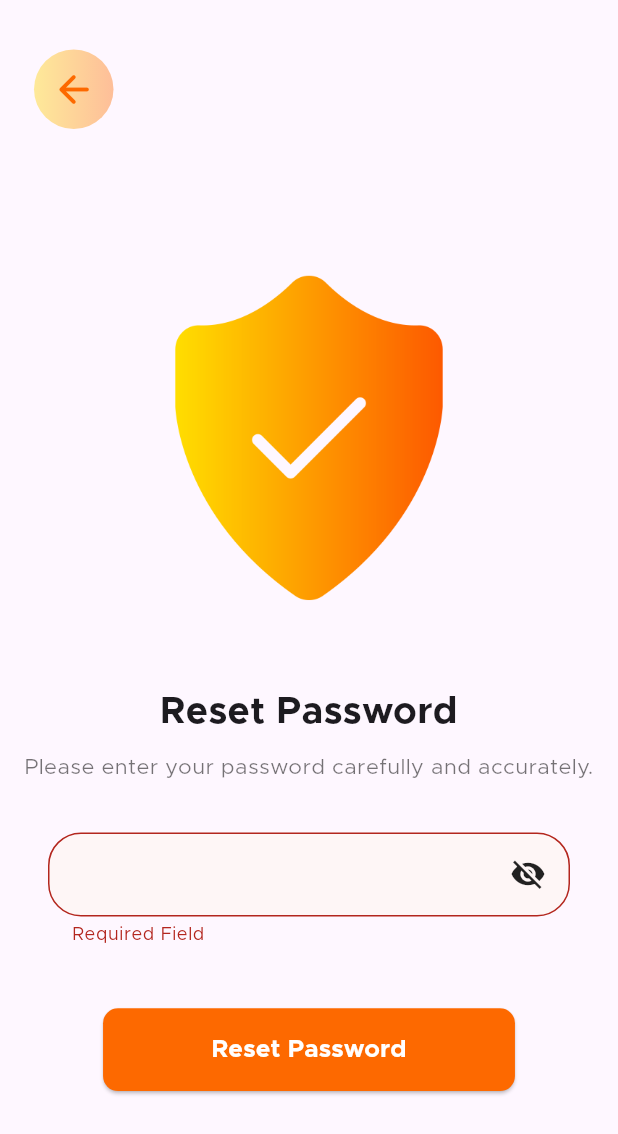
After one commit to Farojeh/food-delivery-App, a Flutter app: the ResetPasswordPage screen opened by its route, after a tap on "Reset Password", on a phone screen of 412 x 824 dp. The commit adds this screen. Shown: the top 1134 px of the screen. Run offline on Flutter 3.47's test engine with Material 3 defaults, Android fonts, the phone set to English and light mode, and no system bars; our stand-ins replace awesome_snackbar_content, bloc, flutter_bloc, go_router, shared_preferences; accounts and stored records are empty.

Commit message:
reset password and shared preferences

```diff
--- a/lib/Auth/controller/Login_cubit/logincubit_cubit.dart
+++ b/lib/Auth/controller/Login_cubit/logincubit_cubit.dart
@@ -1,5 +1,7 @@
 import 'dart:developer';
 
+import 'package:advanced_project/Auth/model/user_model.dart';
+import 'package:advanced_project/main.dart';
 import 'package:bloc/bloc.dart';
 import 'package:flutter/material.dart';
 import 'package:meta/meta.dart';
@@ -20,9 +22,11 @@ class LogincubitCubit extends Cubit<LogincubitState> {
       const Duration(seconds: 3),
       () {
         try {
-      // emit(LogincubitLoding());
       if(email.isNotEmpty && password.isNotEmpty){
-        //  userInfo!.setBool("user", true);
+         mainuser = UserModel(email: email, password: password);
+            userInfo!.setBool("user", true);
+            userInfo!.setString("email", email);
+            userInfo!.setString("password", password);
         emit(LogincubitSuccess());
       }else{
         emit(LogincubitFailure(errorMessage: "Something error,please try again"));
--- /dev/null
+++ b/lib/Auth/controller/Reset_password_cubit/reset_pass_cubit_cubit.dart
@@ -0,0 +1,32 @@
+import 'package:bloc/bloc.dart';
+import 'package:flutter/material.dart';
+import 'package:meta/meta.dart';
+
+part 'reset_pass_cubit_state.dart';
+
+class ResetPassCubitCubit extends Cubit<ResetPassCubitState> {
+  ResetPassCubitCubit() : super(ResetPassCubitInitial());
+
+  String password = "";
+
+   Future<void> resetPassword(
+      {
+      required String password,
+      required BuildContext context}) async {
+        emit(ResetPassCubitLoading());
+        Future.delayed(const Duration(seconds: 3),(){
+        if(password.isNotEmpty){
+          emit(ResetPassCubitSuccess());
+        }else{
+          emit(ResetPassCubitFailure(errormessage: "SomeThing error, please try again"));
+        }
+        });
+  }
+
+
+
+  void setloginpassword({required String p}) {
+    password = p;
+  }
+
+}
--- /dev/null
+++ b/lib/Auth/controller/Reset_password_cubit/reset_pass_cubit_state.dart
@@ -0,0 +1,13 @@
+part of 'reset_pass_cubit_cubit.dart';
+
+@immutable
+sealed class ResetPassCubitState {}
+
+final class ResetPassCubitInitial extends ResetPassCubitState {}
+final class ResetPassCubitLoading extends ResetPassCubitState {}
+final class ResetPassCubitFailure extends ResetPassCubitState {
+  final String errormessage ;
+
+  ResetPassCubitFailure({required this.errormessage});
+}
+final class ResetPassCubitSuccess extends ResetPassCubitState {}
--- a/lib/Auth/controller/sign_up/sign_up_cubit.dart
+++ b/lib/Auth/controller/sign_up/sign_up_cubit.dart
@@ -1,3 +1,5 @@
+import 'package:advanced_project/Auth/model/user_model.dart';
+import 'package:advanced_project/main.dart';
 import 'package:bloc/bloc.dart';
 import 'package:flutter/material.dart';
 import 'package:meta/meta.dart';
@@ -16,6 +18,10 @@ class SignUpCubit extends Cubit<SignUpState> {
         emit(SignUpLoading());
         Future.delayed(const Duration(seconds: 3),(){
         if(email.isNotEmpty && password.isNotEmpty){
+           mainuser = UserModel(email: email, password: password);
+        userInfo!.setBool("user", true);
+        userInfo!.setString("email", email);
+        userInfo!.setString("password", password);
           emit(SignUpSuccess());
         }else{
           emit(SignUpFailure(errorMessage: "SomeThing error, please try again"));
--- /dev/null
+++ b/lib/Auth/model/user_model.dart
@@ -0,0 +1,6 @@
+class UserModel {
+  final String email;
+  final String password ;
+
+  UserModel({required this.email, required this.password});
+}
--- a/lib/Auth/views/login_view_body.dart
+++ b/lib/Auth/views/login_view_body.dart
@@ -56,7 +56,9 @@ class _LoginViewBodyState extends State<LoginViewBody> {
                 height: MediaQuery.of(context).size.height * 0.025,
               ),
               Form(key: formkey, child: const CustomLoginFields()),
-              Container(
+              InkWell(
+                onTap: () => GoRouter.of(context).push(AppRouter.resetpassword),
+                child: Container(
                   margin: const EdgeInsets.only(top: 10, right: 10),
                   alignment: Alignment.centerRight,
                   child: const Text(
@@ -65,6 +67,7 @@ class _LoginViewBodyState extends State<LoginViewBody> {
                       fontSize: 11.5,
                       color: Colors.black54,
                       decoration: TextDecoration.underline,
+                    ),
                   ),
                 ),
               ),
--- /dev/null
+++ b/lib/Auth/views/reset_password_page.dart
@@ -0,0 +1,21 @@
+import 'package:advanced_project/Auth/views/reset_password_page_body.dart';
+import 'package:flutter/material.dart';
+
+class ResetPasswordPage extends StatefulWidget {
+  const ResetPasswordPage({super.key});
+
+  @override
+  State<ResetPasswordPage> createState() => _ResetPasswordPageState();
+}
+
+class _ResetPasswordPageState extends State<ResetPasswordPage> {
+  final GlobalKey<FormState> formkey = GlobalKey();
+
+  AutovalidateMode autovalidateMode = AutovalidateMode.disabled;
+  @override
+  Widget build(BuildContext context) {
+    return const Scaffold(
+      body: ResetPasswordPageBody()
+    );
+  }
+}
--- /dev/null
+++ b/lib/Auth/views/reset_password_page_body.dart
@@ -0,0 +1,40 @@
+import 'package:advanced_project/Auth/controller/Reset_password_cubit/reset_pass_cubit_cubit.dart';
+import 'package:advanced_project/Auth/views/widget/arrow_back_widget.dart';
+import 'package:advanced_project/Auth/views/widget/reset_password_design.dart';
+import 'package:advanced_project/Auth/views/widget/reset_password_form.dart';
+import 'package:advanced_project/utils/custom_snackpar.dart';
+import 'package:awesome_snackbar_content/awesome_snackbar_content.dart';
+import 'package:flutter/material.dart';
+import 'package:flutter_bloc/flutter_bloc.dart';
+import 'package:go_router/go_router.dart';
+
+class ResetPasswordPageBody extends StatelessWidget {
+  const ResetPasswordPageBody({super.key});
+
+  @override
+  Widget build(BuildContext context) {
+    return SingleChildScrollView(
+      child: BlocListener<ResetPassCubitCubit, ResetPassCubitState>(
+        listener: (context, state) {
+          if(state is ResetPassCubitFailure){
+            ScaffoldMessenger.of(context)
+            ..hideCurrentSnackBar()
+            ..showSnackBar(CustomSnackBar().customSnackBar(
+                'Oops', state.errormessage, ContentType.failure));
+          }else if(state is ResetPassCubitSuccess){
+            GoRouter.of(context).pop();
+          }
+        },
+        child:const Column(
+          mainAxisAlignment: MainAxisAlignment.start,
+          crossAxisAlignment: CrossAxisAlignment.center,
+          children: [
+            ArrowBackWidget(),
+            ResetPasswordDesign(),
+            ResetPasswordForm()
+          ],
+        ),
+      ),
+    );
+  }
+}
--- a/lib/Auth/views/sign_up_view_body.dart
+++ b/lib/Auth/views/sign_up_view_body.dart
@@ -3,6 +3,7 @@ import 'package:advanced_project/Auth/views/widget/custom_auth_with_social.dart'
 import 'package:advanced_project/Auth/views/widget/custom_signup_fields.dart';
 import 'package:advanced_project/Auth/views/widget/custom_text.dart';
 import 'package:advanced_project/utils/app_router.dart';
+import 'package:advanced_project/utils/colors.dart';
 import 'package:advanced_project/utils/custom_snackpar.dart';
 import 'package:advanced_project/widget/custom_button.dart';
 import 'package:awesome_snackbar_content/awesome_snackbar_content.dart';
@@ -83,7 +84,7 @@ class _SignUpViewBodyState extends State<SignUpViewBody> {
                   autovalidateMode = AutovalidateMode.always;
                 }
               },
-              color: const Color(0xff572711),
+              color: ColorsMe.primaryback,
               height: MediaQuery.of(context).size.height * 0.065,
               width: MediaQuery.of(context).size.width * 0.75,
               redbl: 22,
--- /dev/null
+++ b/lib/Auth/views/widget/arrow_back_widget.dart
@@ -0,0 +1,35 @@
+import 'package:flutter/material.dart';
+import 'package:go_router/go_router.dart';
+
+class ArrowBackWidget extends StatelessWidget {
+  const ArrowBackWidget({super.key});
+
+  @override
+  Widget build(BuildContext context) {
+    return Align(
+      alignment: Alignment.centerLeft,
+      child: InkWell(
+        onTap: () => GoRouter.of(context).pop(),
+        overlayColor: WidgetStatePropertyAll(Colors.white.withOpacity(0)),
+        child: Container(
+          margin: EdgeInsets.only(
+              top: MediaQuery.of(context).size.height * 0.04,
+              left: MediaQuery.of(context).size.width * 0.055),
+          height: 53,
+          width: 53,
+          decoration: BoxDecoration(
+              borderRadius: BorderRadius.circular(40),
+              gradient: LinearGradient(colors: [
+               const Color(0xffFFD500).withOpacity(0.4),
+               const Color(0xffFD6900).withOpacity(0.4)
+              ])),
+          child:const Icon(
+            Icons.arrow_back_rounded,
+            size: 30,
+            color: Color(0xffFD6900),
+          ),
+        ),
+      ),
+    );
+  }
+}
--- /dev/null
+++ b/lib/Auth/views/widget/reset_password_design.dart
@@ -0,0 +1,37 @@
+import 'package:flutter/material.dart';
+
+class ResetPasswordDesign extends StatelessWidget {
+  const ResetPasswordDesign({super.key});
+
+  @override
+  Widget build(BuildContext context) {
+    return Column(
+      mainAxisAlignment: MainAxisAlignment.start,
+      crossAxisAlignment: CrossAxisAlignment.center,
+      children: [
+        Padding(
+              padding:EdgeInsets.only(top: MediaQuery.of(context).size.height*0.1 , bottom:  MediaQuery.of(context).size.height*0.05),
+              child: Image.asset("assets/images/resetpas1.png" ,
+              height: MediaQuery.of(context).size.height*0.3,
+              width: MediaQuery.of(context).size.width,
+              fit: BoxFit.contain,
+              ),
+            ),
+           const Text("Reset Password" , style: TextStyle(
+              fontSize: 25,
+              fontWeight: FontWeight.w700
+            ),
+            textAlign: TextAlign.center,
+            ),
+            SizedBox(height: MediaQuery.of(context).size.height*0.01,),
+           const Text("Please enter your password carefully and accurately." , style: TextStyle(
+              fontSize: 14.5,
+              fontWeight: FontWeight.w400,
+              color: Colors.black54
+            ),
+            textAlign: TextAlign.center,
+            ),
+      ],
+    );
+  }
+}
--- /dev/null
+++ b/lib/Auth/views/widget/reset_password_form.dart
@@ -0,0 +1,99 @@
+import 'package:advanced_project/Auth/controller/Reset_password_cubit/reset_pass_cubit_cubit.dart';
+import 'package:advanced_project/utils/custom_snackpar.dart';
+import 'package:advanced_project/widget/custom_button.dart';
+import 'package:advanced_project/widget/custom_text_field.dart';
+import 'package:awesome_snackbar_content/awesome_snackbar_content.dart';
+import 'package:flutter/material.dart';
+import 'package:flutter_bloc/flutter_bloc.dart';
+
+class ResetPasswordForm extends StatefulWidget {
+  const ResetPasswordForm({super.key});
+
+  @override
+  State<ResetPasswordForm> createState() => _ResetPasswordFormState();
+}
+
+class _ResetPasswordFormState extends State<ResetPasswordForm> {
+  final GlobalKey<FormState> formkey = GlobalKey();
+
+  AutovalidateMode autovalidateMode = AutovalidateMode.disabled;
+  @override
+  Widget build(BuildContext context) {
+    return Column(
+      mainAxisAlignment: MainAxisAlignment.start,
+      crossAxisAlignment: CrossAxisAlignment.center,
+      children: [
+        Form(
+          key: formkey,
+          child: Padding(
+            padding: EdgeInsets.only(
+                top: MediaQuery.of(context).size.height * 0.04,
+                left: 30,
+                right: 30),
+            child: CustomTextField(
+              ispass: true,
+              onsaved: (data) {
+                BlocProvider.of<ResetPassCubitCubit>(context)
+                    .setloginpassword(p: data!);
+              },
+              obscureText: true,
+              hint: "   Enter Username",
+              backgroundcolor: const Color(0xffFFF3E0).withOpacity(0.3),
+              hintcolor: const Color(0xff010101).withOpacity(0.0),
+              hintsize: MediaQuery.of(context).size.height * 0.019,
+            ),
+          ),
+        ),
+        SizedBox(
+          height: MediaQuery.of(context).size.height * 0.05,
+        ),
+        CustomButton(
+            onPressed: () async {
+              if (formkey.currentState!.validate()) {
+                try {
+                  formkey.currentState!.save();
+                  await BlocProvider.of<ResetPassCubitCubit>(context)
+                      .resetPassword(
+                          context: context,
+                          password:
+                              BlocProvider.of<ResetPassCubitCubit>(context)
+                                  .password);
+                } catch (error) {
+                  ScaffoldMessenger.of(context)
+                    ..hideCurrentSnackBar()
+                    ..showSnackBar(CustomSnackBar().customSnackBar(
+                        'Oops', error.toString(), ContentType.failure));
+                }
+              } else {
+                autovalidateMode = AutovalidateMode.always;
+              }
+            },
+            color: const Color(0xffFD6900),
+            height: MediaQuery.of(context).size.height * 0.067,
+            width: MediaQuery.of(context).size.width * 0.55,
+            redbl: 10,
+            redbr: 10,
+            redtl: 10,
+            redtr: 10,
+            child: BlocBuilder<ResetPassCubitCubit, ResetPassCubitState>(
+              builder: (context, state) {
+                if (state is ResetPassCubitLoading) {
+                  return const CircularProgressIndicator(
+                    color: Colors.white,
+                  );
+                } else {
+                  return const Text(
+                    "Reset Password",
+                    style: TextStyle(
+                      fontSize: 16.5,
+                      fontWeight: FontWeight.bold,
+                      color: Colors.white,
+                    ),
+                  );
+                }
+              },
+            )),
+      ],
+    );
+  }
+}
--- a/lib/home/home_view.dart
+++ b/lib/home/home_view.dart
@@ -6,7 +6,10 @@ class HomeView extends StatelessWidget {
   @override
   Widget build(BuildContext context) {
     return Scaffold(
-      body: Container(),
+      body: Container(
+        alignment: Alignment.center,
+        child: Text("Home Page "),
+      ),
     );
   }
 }
--- a/lib/main.dart
+++ b/lib/main.dart
@@ -1,8 +1,13 @@
+import 'package:advanced_project/Auth/model/user_model.dart';
 import 'package:advanced_project/utils/app_router.dart';
 import 'package:flutter/material.dart';
-import 'package:flutter_bloc/flutter_bloc.dart';
+import 'package:shared_preferences/shared_preferences.dart';
 
-void main() {
+SharedPreferences? userInfo;
+UserModel? mainuser;
+void main() async {
+   WidgetsFlutterBinding.ensureInitialized();
+   userInfo = await SharedPreferences.getInstance();
   runApp(const MyApp());
 }
 
--- a/lib/splash_view/splash_view_body.dart
+++ b/lib/splash_view/splash_view_body.dart
@@ -1,3 +1,5 @@
+import 'package:advanced_project/Auth/model/user_model.dart';
+import 'package:advanced_project/main.dart';
 import 'package:advanced_project/utils/app_router.dart';
 import 'package:flutter/material.dart';
 import 'package:go_router/go_router.dart';
@@ -10,7 +12,6 @@ class SplashViewBody extends StatefulWidget {
 }
 
 class _SplashViewBodyState extends State<SplashViewBody> {
-
   @override
   void initState() {
     navigateToWelcomView();
@@ -19,7 +20,7 @@ class _SplashViewBodyState extends State<SplashViewBody> {
 
   @override
   Widget build(BuildContext context) {
-   var media = MediaQuery.of(context).size ;
+    var media = MediaQuery.of(context).size;
     return SizedBox(
       height: media.height,
       width: media.width,
@@ -32,9 +33,10 @@ class _SplashViewBodyState extends State<SplashViewBody> {
             width: media.width,
             fit: BoxFit.cover,
           ),
-           Image.asset("assets/images/app_logo.png",
-           height: media.height*0.7,
-           width: media.width*0.7,
+          Image.asset(
+            "assets/images/app_logo.png",
+            height: media.height * 0.7,
+            width: media.width * 0.7,
             fit: BoxFit.contain,
           )
         ],
@@ -46,11 +48,16 @@ class _SplashViewBodyState extends State<SplashViewBody> {
     Future.delayed(
       const Duration(seconds: 3),
       () {
-        GoRouter.of(context).push(AppRouter.welcomView);
+        if (userInfo!.getBool("user") == null ||
+            userInfo!.getBool("user") == false) {
+          GoRouter.of(context).pushReplacement(AppRouter.welcomView);
+        } else {
+          mainuser = UserModel(
+              email: userInfo!.getString("email")!,
+              password: userInfo!.getString("password")!);
+          GoRouter.of(context).pushReplacement(AppRouter.homeView);
+        }
       },
     );
   }
-
-
-
 }
--- a/lib/utils/app_router.dart
+++ b/lib/utils/app_router.dart
@@ -1,6 +1,8 @@
 import 'package:advanced_project/Auth/controller/Login_cubit/logincubit_cubit.dart';
+import 'package:advanced_project/Auth/controller/Reset_password_cubit/reset_pass_cubit_cubit.dart';
 import 'package:advanced_project/Auth/controller/sign_up/sign_up_cubit.dart';
 import 'package:advanced_project/Auth/views/loginview.dart';
+import 'package:advanced_project/Auth/views/reset_password_page.dart';
 import 'package:advanced_project/Auth/views/sign_up_view.dart';
 import 'package:advanced_project/Auth/views/welcom_view.dart';
 import 'package:advanced_project/home/home_view.dart';
@@ -9,34 +11,45 @@ import 'package:flutter_bloc/flutter_bloc.dart';
 import 'package:go_router/go_router.dart';
 
 abstract class AppRouter {
-
   static const homeView = "/Home";
   static const welcomView = "/WelcomView";
   static const loginview = "/LoginView";
   static const signupview = "/SignUpView";
+  static const resetpassword = "/ResetPassword";
 
- static final router = GoRouter(
-  routes: [
-    GoRoute(path: "/",
-     builder:(context, state) => const SplashView(),
+  static final router = GoRouter(routes: [
+    GoRoute(
+      path: "/",
+      builder: (context, state) => const SplashView(),
     ),
-    GoRoute(path: homeView,
+    GoRoute(
+      path: homeView,
       builder: (context, state) => const HomeView(),
     ),
-     GoRoute(path: welcomView,
+    GoRoute(
+      path: welcomView,
       builder: (context, state) => const WelcomView(),
     ),
-    GoRoute(path: loginview,
+    GoRoute(
+      path: loginview,
       builder: (context, state) => BlocProvider<LogincubitCubit>(
         create: (context) => LogincubitCubit(),
         child: const Loginview(),
       ),
     ),
-    GoRoute(path: signupview,
+    GoRoute(
+      path: signupview,
       builder: (context, state) => BlocProvider<SignUpCubit>(
         create: (context) => SignUpCubit(),
         child: const SignUpView(),
       ),
-    )
+    ),
+    GoRoute(
+      path: resetpassword,
+      builder: (context, state) => BlocProvider<ResetPassCubitCubit>(
+        create: (context) => ResetPassCubitCubit(),
+        child: const ResetPasswordPage(),
+      ),
+    ),
   ]);
 }
--- a/lib/widget/custom_button.dart
+++ b/lib/widget/custom_button.dart
@@ -41,7 +41,7 @@ class CustomButton extends StatelessWidget {
                     bottomLeft: Radius.circular(redtl ?? 0),
                     bottomRight: Radius.circular(redbr ?? 0)))),
             overlayColor: WidgetStatePropertyAll(Colors.white.withOpacity(0)),
-            backgroundColor: WidgetStatePropertyAll(side==null? color : Colors.white.withOpacity(0)),
+            backgroundColor: WidgetStatePropertyAll(side==null? color : const Color(0xffFEF7FF) ),
           ),
           child: Container(
             alignment: Alignment.center,
--- a/pubspec.yaml
+++ b/pubspec.yaml
@@ -35,6 +35,7 @@ dependencies:
     sdk: flutter
   flutter_bloc: ^9.0.0
   go_router: ^14.8.0
+  shared_preferences: ^2.5.2
 
 dev_dependencies:
   flutter_lints: ^4.0.0
```
Also changed, not shown: assets/images/resetpas1.png (added), pubspec.lock, 1 other file. Lines whose indentation alone changed are shown as unchanged.
